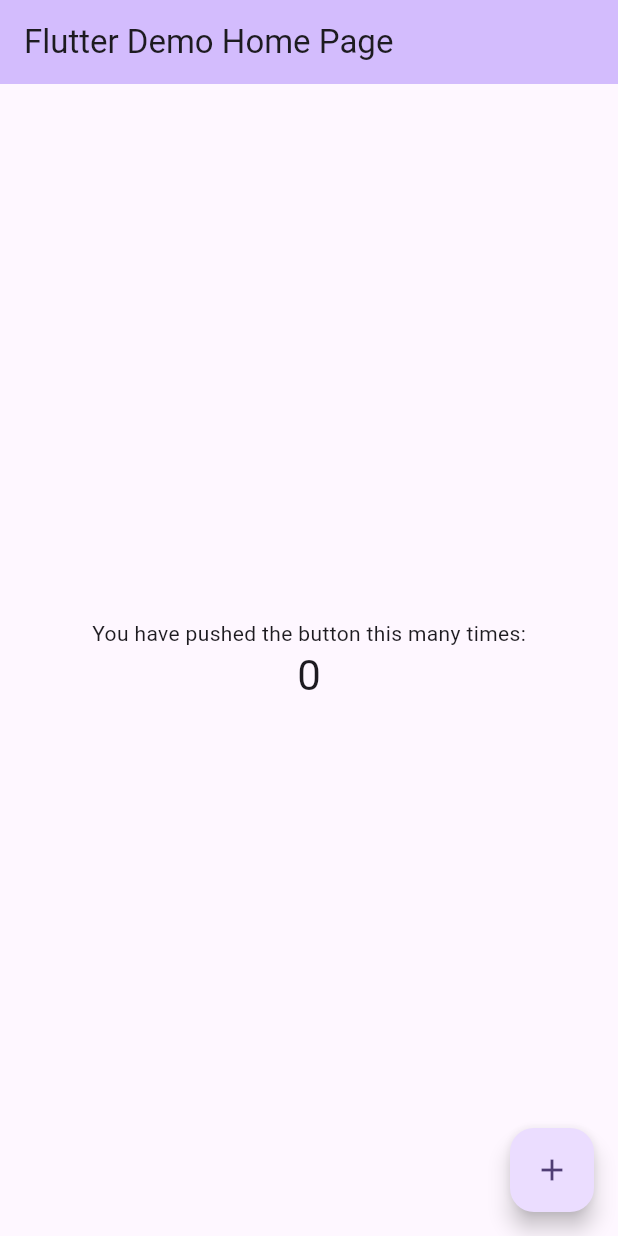
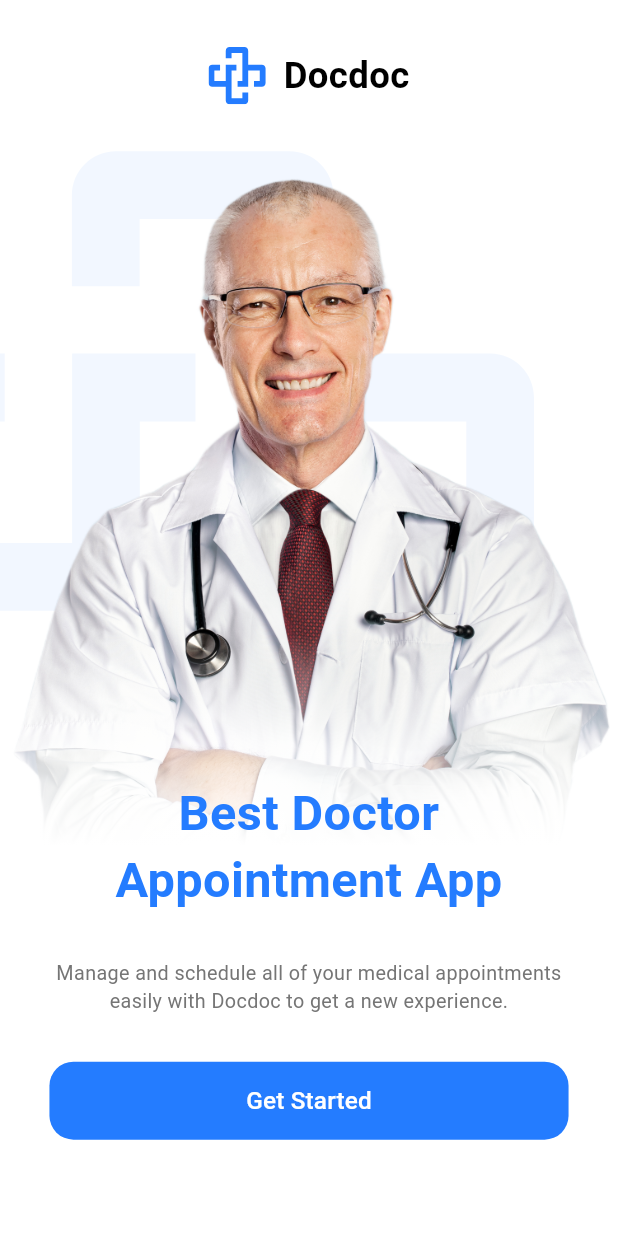
Before and after one commit to devabdu/appointment_app, a Flutter app: the screen it shows after launch, on a phone screen of 412 x 824 dp. Run offline on Flutter 3.47's test engine with Material 3 defaults, Android fonts, the phone set to English and light mode, and no system bars; our stand-ins replace flutter_screenutil, flutter_svg.

Commit message:
- added images & svgs folders for assets. - added flutter_svg & added fluter_screenutil - made a file for doc app client - added Navigation extension - added routing folder that contains router class and routes file - added colors & text styles - added empty login screen - added onboarding screen

```diff
--- /dev/null
+++ b/lib/core/helpers/extensions.dart
@@ -0,0 +1,20 @@
+import 'package:flutter/widgets.dart';
+
+extension Navigation on BuildContext {
+  Future<dynamic> pushNamed(String routeName, {Object? arguments}) {
+    return Navigator.of(this).pushNamed(routeName, arguments: arguments);
+  }
+
+  Future<dynamic> pushReplacementNamed(String routeName, {Object? arguments}) {
+    return Navigator.of(this)
+        .pushReplacementNamed(routeName, arguments: arguments);
+  }
+
+  Future<dynamic> pushNamedAndRemoveUntil(String routeName,
+      {Object? arguments, required RoutePredicate predicate}) {
+    return Navigator.of(this)
+        .pushNamedAndRemoveUntil(routeName, predicate, arguments: arguments);
+  }
+
+  void pop() => Navigator.of(this).pop();
+}
--- /dev/null
+++ b/lib/core/routing/app_router.dart
@@ -0,0 +1,30 @@
+import 'package:appointment_app/core/routing/routes.dart';
+import 'package:appointment_app/features/login/ui/login_screen.dart';
+import 'package:appointment_app/features/onboarding/onboarding_screen.dart';
+import 'package:flutter/material.dart';
+
+class AppRouter {
+  Route generateRoute(RouteSettings settings) {
+    //this arguments to be passed in any screen like this ( arguments as ClassName )
+    final arguments = settings.arguments;
+
+    switch (settings.name) {
+      case Routes.onboardingScreen:
+        return MaterialPageRoute(
+          builder: (_) => const OnboardingScreen(),
+        );
+      case Routes.loginScreen:
+        return MaterialPageRoute(
+          builder: (_) => const LoginScreen(),
+        );
+      default:
+        return MaterialPageRoute(
+          builder: (_) => Scaffold(
+            body: Center(
+              child: Text('No route defined for ${settings.name}'),
+            ),
+          ),
+        );
+    }
+  }
+}
--- /dev/null
+++ b/lib/core/routing/routes.dart
@@ -0,0 +1,4 @@
+class Routes {
+  static const String onboardingScreen = '/onboarding-screen';
+  static const String loginScreen = '/login-screen';
+}
--- /dev/null
+++ b/lib/core/theming/app_colors.dart
@@ -0,0 +1,6 @@
+import 'package:flutter/material.dart';
+
+class ColorsManager {
+  static const Color mainBlue = Color(0xFF247CFF);
+  static const Color gray = Color(0xFF757575);
+}
--- /dev/null
+++ b/lib/core/theming/styles.dart
@@ -0,0 +1,30 @@
+import 'package:flutter/material.dart';
+import 'package:flutter_screenutil/flutter_screenutil.dart';
+
+import 'app_colors.dart';
+
+class TextStyles {
+  static TextStyle font24Black700Weight = TextStyle(
+    fontSize: 24.sp,
+    fontWeight: FontWeight.w700,
+    color: Colors.black,
+  );
+
+  static TextStyle font32BlueBold = TextStyle(
+    fontSize: 32.sp,
+    fontWeight: FontWeight.bold,
+    color: ColorsManager.mainBlue,
+  );
+
+  static TextStyle font13GrayRegular = TextStyle(
+    fontSize: 13.sp,
+    fontWeight: FontWeight.normal,
+    color: ColorsManager.gray,
+  );
+
+  static TextStyle font16WhiteSemiBold = TextStyle(
+    fontSize: 16.sp,
+    fontWeight: FontWeight.w500,
+    color: Colors.white,
+  );
+}
--- /dev/null
+++ b/lib/doc_app.dart
@@ -0,0 +1,29 @@
+import 'package:appointment_app/core/routing/app_router.dart';
+import 'package:appointment_app/core/routing/routes.dart';
+import 'package:appointment_app/core/theming/app_colors.dart';
+import 'package:flutter/material.dart';
+import 'package:flutter_screenutil/flutter_screenutil.dart';
+
+class DocApp extends StatelessWidget {
+  final AppRouter appRouter;
+  const DocApp({super.key, required this.appRouter});
+
+  @override
+  Widget build(BuildContext context) {
+    return ScreenUtilInit(
+      designSize: const Size(375, 812),
+      minTextAdapt: true,
+      splitScreenMode: true,
+      child: MaterialApp(
+        debugShowCheckedModeBanner: false,
+        title: 'Doc App',
+        theme: ThemeData(
+          primaryColor: ColorsManager.mainBlue,
+          scaffoldBackgroundColor: Colors.white,
+        ),
+        initialRoute: Routes.onboardingScreen,
+        onGenerateRoute: appRouter.generateRoute,
+      ),
+    );
+  }
+}
--- /dev/null
+++ b/lib/features/login/ui/login_screen.dart
@@ -0,0 +1,16 @@
+import 'package:flutter/material.dart';
+
+class LoginScreen extends StatelessWidget {
+  const LoginScreen({super.key});
+
+  @override
+  Widget build(BuildContext context) {
+    return Scaffold(
+        appBar: AppBar(
+          title: const Text('LoginScreen'),
+        ),
+        body: const Center(
+          child: Text('LoginScreen is working'),
+        ));
+  }
+}
--- /dev/null
+++ b/lib/features/onboarding/onboarding_screen.dart
@@ -0,0 +1,44 @@
+import 'package:flutter/material.dart';
+import 'package:flutter_screenutil/flutter_screenutil.dart';
+
+import '../../core/theming/styles.dart';
+import 'widgets/doc_logo_and_name.dart';
+import 'widgets/doctor_image_and_text.dart';
+import 'widgets/get_started_button.dart';
+
+class OnboardingScreen extends StatelessWidget {
+  const OnboardingScreen({super.key});
+
+  @override
+  Widget build(BuildContext context) {
+    return Scaffold(
+      body: SafeArea(
+          child: SingleChildScrollView(
+        child: Padding(
+          padding: EdgeInsets.symmetric(vertical: 30.h),
+          child: Column(
+            children: [
+              const DocLogoAndName(),
+              SizedBox(height: 30.h),
+              const DoctorImageAndText(),
+              Padding(
+                padding: EdgeInsets.symmetric(horizontal: 30.w),
+                child: Column(
+                  children: [
+                    Text(
+                      'Manage and schedule all of your medical appointments easily with Docdoc to get a new experience.',
+                      style: TextStyles.font13GrayRegular,
+                      textAlign: TextAlign.center,
+                    ),
+                    SizedBox(height: 30.h),
+                    const GetStartedButton(),
+                  ],
+                ),
+              )
+            ],
+          ),
+        ),
+      )),
+    );
+  }
+}
--- /dev/null
+++ b/lib/features/onboarding/widgets/doc_logo_and_name.dart
@@ -0,0 +1,25 @@
+import 'package:flutter/material.dart';
+import 'package:flutter_screenutil/flutter_screenutil.dart';
+import 'package:flutter_svg/svg.dart';
+
+import '../../../core/theming/styles.dart';
+
+
+class DocLogoAndName extends StatelessWidget {
+  const DocLogoAndName({super.key});
+
+  @override
+  Widget build(BuildContext context) {
+    return Row(
+      mainAxisAlignment: MainAxisAlignment.center,
+      children: [
+        SvgPicture.asset('assets/svgs/docdoc_logo.svg'),
+        SizedBox(width: 10.w),
+        Text(
+          'Docdoc',
+          style: TextStyles.font24Black700Weight,
+        ),
+      ],
+    );
+  }
+}
--- /dev/null
+++ b/lib/features/onboarding/widgets/doctor_image_and_text.dart
@@ -0,0 +1,43 @@
+import 'package:flutter/material.dart';
+import 'package:flutter_svg/flutter_svg.dart';
+
+import '../../../core/theming/styles.dart';
+
+class DoctorImageAndText extends StatelessWidget {
+  const DoctorImageAndText({super.key});
+
+  @override
+  Widget build(BuildContext context) {
+    return Stack(
+      children: [
+        SvgPicture.asset('assets/svgs/docdoc_logo_low_opacity.svg'),
+        Container(
+          foregroundDecoration: BoxDecoration(
+            gradient: LinearGradient(
+              colors: [
+                Colors.white,
+                Colors.white.withOpacity(0.0),
+              ],
+              begin: Alignment.bottomCenter,
+              end: Alignment.topCenter,
+              stops: const [0.14, 0.4],
+            ),
+          ),
+          child: Image.asset('assets/images/onboarding_doctor.png'),
+        ),
+        Positioned(
+          bottom: 30,
+          left: 0,
+          right: 0,
+          child: Text(
+            'Best Doctor\nAppointment App',
+            textAlign: TextAlign.center,
+            style: TextStyles.font32BlueBold.copyWith(
+              height: 1.4,
+            ),
+          ),
+        ),
+      ],
+    );
+  }
+}
--- /dev/null
+++ b/lib/features/onboarding/widgets/get_started_button.dart
@@ -0,0 +1,35 @@
+import 'package:flutter/material.dart';
+
+import '../../../core/helpers/extensions.dart';
+import '../../../core/theming/app_colors.dart';
+import '../../../core/theming/styles.dart';
+import '../../../core/routing/routes.dart';
+
+class GetStartedButton extends StatelessWidget {
+  const GetStartedButton({super.key});
+
+  @override
+  Widget build(BuildContext context) {
+    return TextButton(
+      onPressed: () {
+        context.pushNamed(Routes.loginScreen);
+      },
+      style: ButtonStyle(
+        backgroundColor: MaterialStateProperty.all(ColorsManager.mainBlue),
+        tapTargetSize: MaterialTapTargetSize.shrinkWrap,
+        minimumSize: MaterialStateProperty.all(
+          const Size(double.infinity, 52),
+        ),
+        shape: MaterialStateProperty.all(
+          RoundedRectangleBorder(
+            borderRadius: BorderRadius.circular(16),
+          ),
+        ),
+      ),
+      child: Text(
+        'Get Started',
+        style: TextStyles.font16WhiteSemiBold,
+      ),
+    );
+  }
+}
--- a/lib/main.dart
+++ b/lib/main.dart
@@ -1,70 +1,10 @@
 import 'package:flutter/material.dart';
 
+import 'package:appointment_app/core/routing/app_router.dart';
+import 'package:appointment_app/doc_app.dart';
+
 void main() {
-  runApp(const MyApp());
+  runApp(DocApp(
+    appRouter: AppRouter(),
+  ));
 }
-
-class MyApp extends StatelessWidget {
-  const MyApp({super.key});
-
-  @override
-  Widget build(BuildContext context) {
-    return MaterialApp(
-      debugShowCheckedModeBanner: false,
-      title: 'Flutter Demo',
-      theme: ThemeData(
-        colorScheme: ColorScheme.fromSeed(seedColor: Colors.deepPurple),
-        useMaterial3: true,
-      ),
-      home: const MyHomePage(title: 'Flutter Demo Home Page'),
-    );
-  }
-}
-
-class MyHomePage extends StatefulWidget {
-  const MyHomePage({super.key, required this.title});
-
-  final String title;
-
-  @override
-  State<MyHomePage> createState() => _MyHomePageState();
-}
-
-class _MyHomePageState extends State<MyHomePage> {
-  int _counter = 0;
-
-  void _incrementCounter() {
-    setState(() {
-      _counter++;
-    });
-  }
-
-  @override
-  Widget build(BuildContext context) {
-    return Scaffold(
-      appBar: AppBar(
-        backgroundColor: Theme.of(context).colorScheme.inversePrimary,
-        title: Text(widget.title),
-      ),
-      body: Center(
-        child: Column(
-          mainAxisAlignment: MainAxisAlignment.center,
-          children: <Widget>[
-            const Text(
-              'You have pushed the button this many times:',
-            ),
-            Text(
-              '$_counter',
-              style: Theme.of(context).textTheme.headlineMedium,
-            ),
-          ],
-        ),
-      ),
-      floatingActionButton: FloatingActionButton(
-        onPressed: _incrementCounter,
-        tooltip: 'Increment',
-        child: const Icon(Icons.add),
-      ),
-    );
-  }
-}
```
Also changed, not shown: pubspec.yaml (+9 -4 lines), assets/images/onboarding_doctor.png (added), assets/images/splash.png (added), assets/svgs/docdoc_logo.svg (added), assets/svgs/docdoc_logo_low_opacity.svg (added), pubspec.lock, 1 other file.
